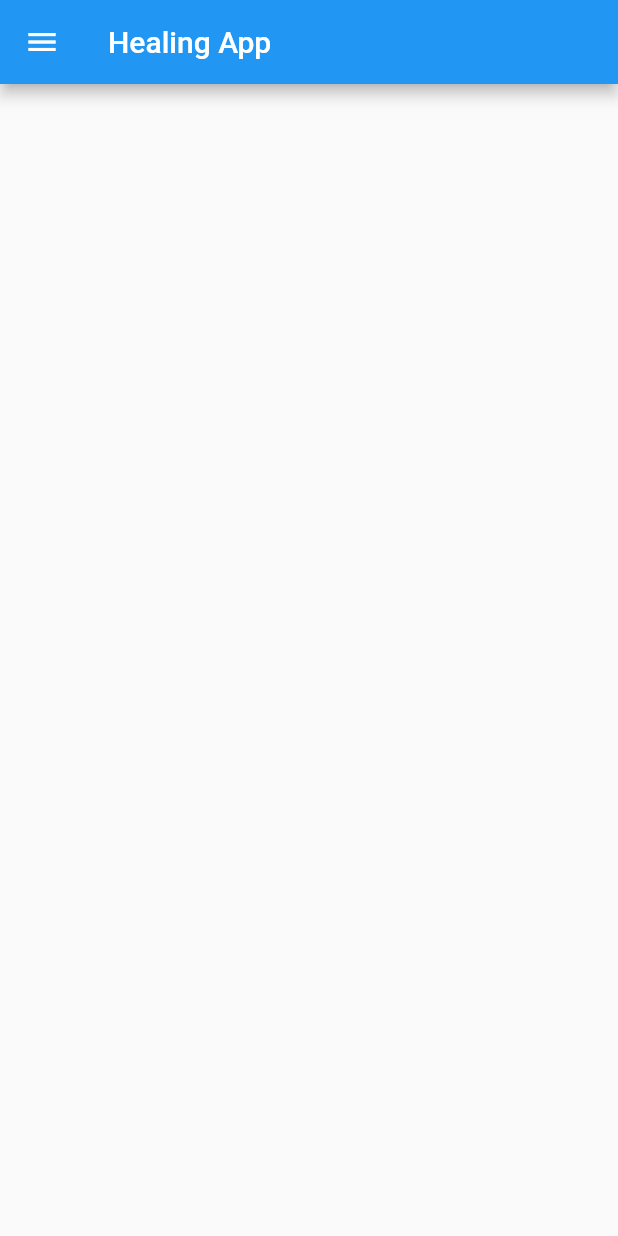
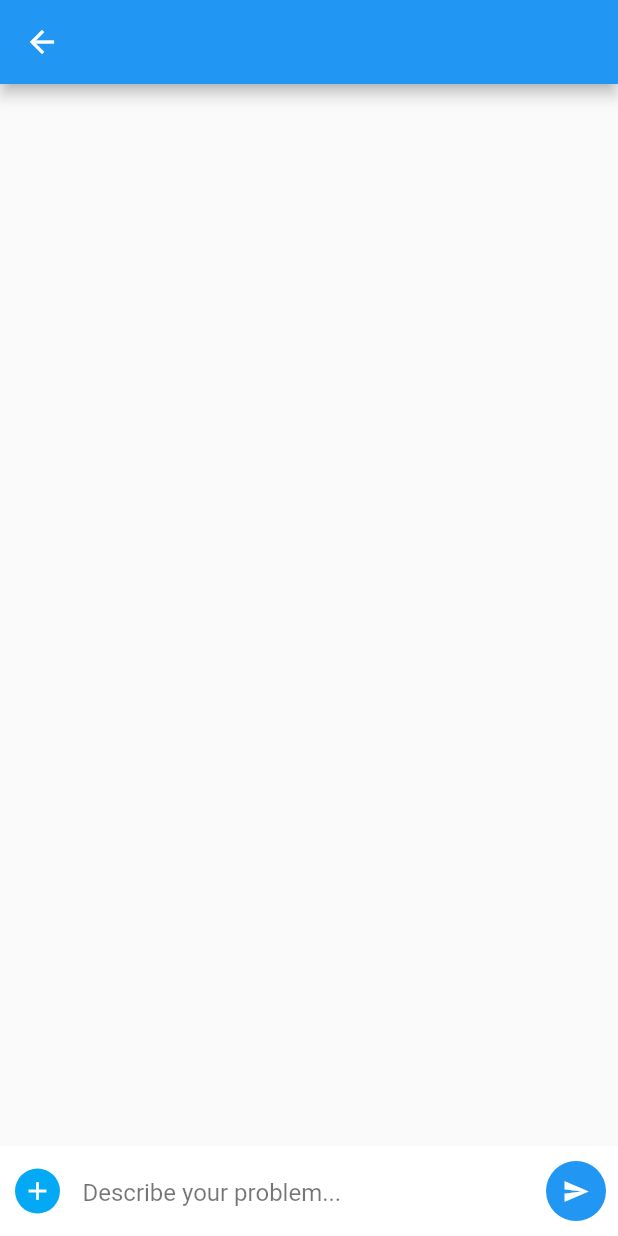
Before and after one commit to RakeshBhardwaj-coder/healingapp, a Flutter app: the screen it shows after launch, on a phone screen of 412 x 824 dp. Run offline on Flutter 3.47's test engine with Material 2 defaults, Android fonts, the phone set to English and light mode, and no system bars.

Commit message:
search and ask Question panel made

```diff
--- a/lib/main.dart
+++ b/lib/main.dart
@@ -1,4 +1,5 @@
 import 'package:flutter/material.dart';
+import 'package:healingapp/pages/askQue.dart';
 import 'package:healingapp/routes.dart';
 import 'package:healingapp/pages/login_page.dart';
 import 'package:healingapp/pages/home_page.dart';
@@ -16,11 +17,12 @@ class MyApp extends StatelessWidget {
     return MaterialApp(
       themeMode: ThemeMode.light,
       debugShowCheckedModeBanner: false,
-      initialRoute: MyRoutes.homeRoute,
+      initialRoute: MyRoutes.askQueRoute,
       routes: {
-        "/": (context) => LoginPage(),
-        MyRoutes.homeRoute: (context) => HomePage(),
-        MyRoutes.loginRoute: (context) => LoginPage()
+        "/": (context) => HomePage(),
+        MyRoutes.homeRoute: (context) => const HomePage(),
+        MyRoutes.loginRoute: (context) => LoginPage(),
+        MyRoutes.askQueRoute:(context) => AskQue(),
 
         // MyRoutes.homeRoute
       },
--- /dev/null
+++ b/lib/pages/askQue.dart
@@ -0,0 +1,71 @@
+import 'package:flutter/material.dart';
+
+class AskQue extends StatelessWidget {
+  const AskQue({Key? key}) : super(key: key);
+
+  @override
+  Widget build(BuildContext context) {
+    return Material(
+      child: Scaffold(
+        appBar: AppBar(title: Text('')),
+        body: Stack(
+          children: <Widget>[
+            Align(
+              alignment: Alignment.bottomLeft,
+              child: Container(
+                padding: EdgeInsets.only(left: 10, bottom: 10, top: 10),
+                height: 60,
+                width: double.infinity,
+                color: Colors.white,
+                child: Row(
+                  children: <Widget>[
+                    GestureDetector(
+                      onTap: () {},
+                      child: Container(
+                        height: 30,
+                        width: 30,
+                        decoration: BoxDecoration(
+                          color: Colors.lightBlue,
+                          borderRadius: BorderRadius.circular(30),
+                        ),
+                        child: Icon(
+                          Icons.add,
+                          color: Colors.white,
+                          size: 20,
+                        ),
+                      ),
+                    ),
+                    SizedBox(
+                      width: 15,
+                    ),
+                    Expanded(
+                      child: TextField(
+                        decoration: InputDecoration(
+                            hintText: "Describe your problem...",
+                            hintStyle: TextStyle(color: Colors.black54),
+                            border: InputBorder.none),
+                      ),
+                    ),
+                    SizedBox(
+                      width: 15,
+                    ),
+                    FloatingActionButton(
+                      onPressed: () {},
+                      child: Icon(
+                        Icons.send,
+                        color: Colors.white,
+                        size: 18,
+                      ),
+                      backgroundColor: Colors.blue,
+                      elevation: 0,
+                    ),
+                  ],
+                ),
+              ),
+            ),
+          ],
+        ),
+      ),
+    );
+  }
+}
--- a/lib/pages/home_page.dart
+++ b/lib/pages/home_page.dart
@@ -14,6 +14,25 @@ class _HomePageState extends State<HomePage> {
       appBar: AppBar(
         title: const Text("Healing App"),
       ),
+      body: Padding(
+  padding: EdgeInsets.only(top: 16,left: 16,right: 16),
+  child: TextField(
+    decoration: InputDecoration(
+      hintText: "Search related you problem...",
+      hintStyle: TextStyle(color: Colors.grey.shade600),
+      prefixIcon: Icon(Icons.search,color: Colors.grey.shade600, size: 20,),
+      filled: true,
+      fillColor: Colors.grey.shade100,
+      contentPadding: EdgeInsets.all(8),
+      enabledBorder: OutlineInputBorder(
+          borderRadius: BorderRadius.circular(20),
+          borderSide: BorderSide(
+              color: Colors.grey.shade100
+          )
+      ),
+    ),
+  ),
+),
       drawer: const MyDrawer(),
 
     );
--- a/lib/routes.dart
+++ b/lib/routes.dart
@@ -1,4 +1,5 @@
 class MyRoutes {
   static String homeRoute = "/home";
   static String loginRoute = "/login";
+  static String askQueRoute = "/askQue";
 }
```
